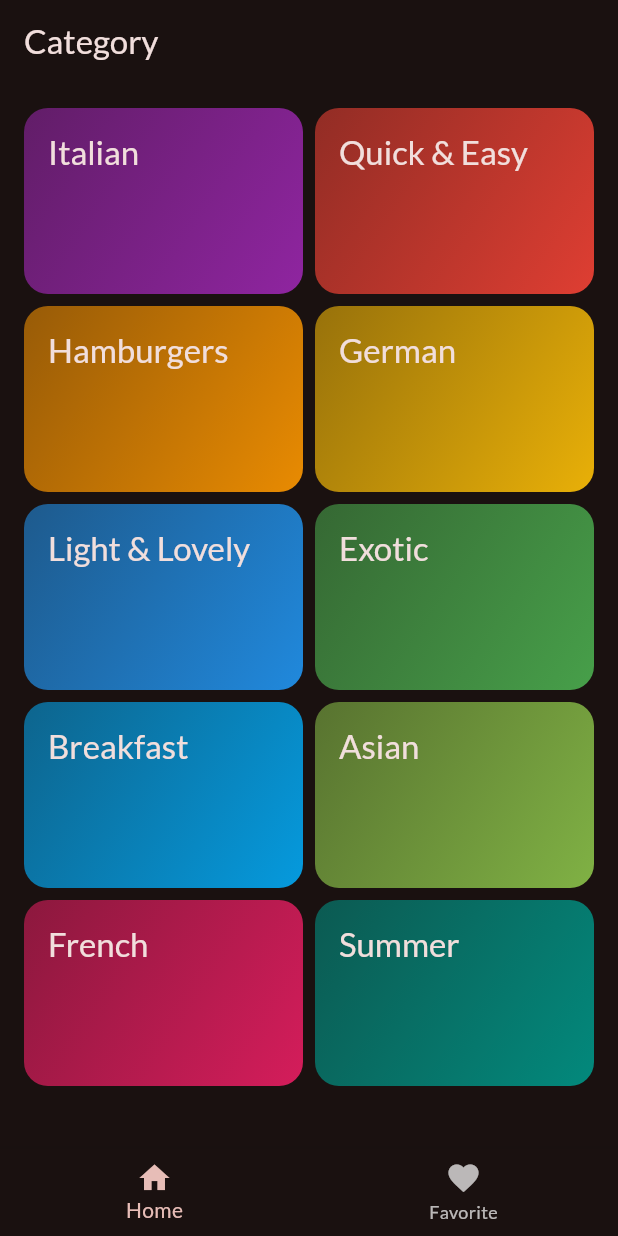
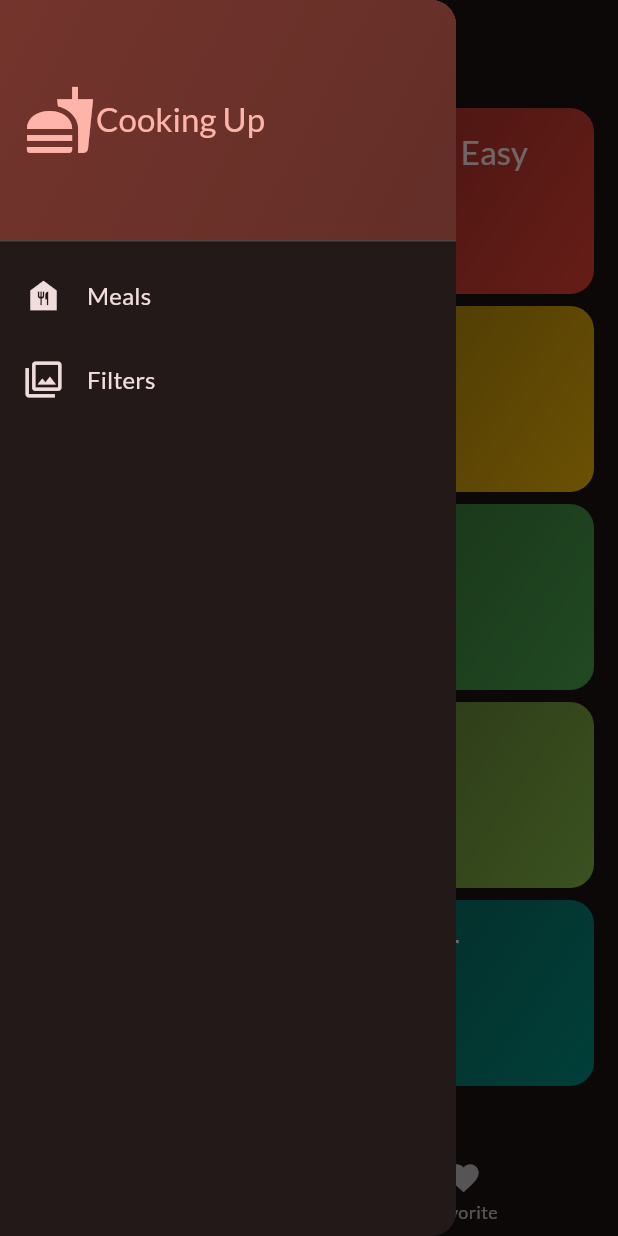
Before and after one commit to premasi/Meals-App, a Flutter app: the screen it shows after launch, with the side drawer open (before the commit the screen has no drawer), on a phone screen of 412 x 824 dp. Run offline on Flutter 3.47's test engine with Material 3 defaults, Android fonts, the phone set to English and light mode, and no system bars; our stand-ins replace google_fonts, transparent_image.

Commit message:
Show favorite meals with list and create side drawer

```diff
--- a/lib/screens/categories.dart
+++ b/lib/screens/categories.dart
@@ -3,9 +3,11 @@ import 'package:meals_app/data/dummy_data_category.dart';
 import 'package:meals_app/models/category_models.dart';
 import 'package:meals_app/screens/meals.dart';
 import 'package:meals_app/widgets/grid_category_item.dart';
+import '../models/meals_models.dart';
 
 class CategoriesScreen extends StatelessWidget {
-  const CategoriesScreen({super.key});
+  const CategoriesScreen({super.key, required this.onToggleFavorite});
+  final void Function(MealsModels meals) onToggleFavorite;
   void _selectCategory(BuildContext context, CategoryModel category) {
     final filteredMeals = dummyMeals
         .where((meals) => meals.categories.contains(category.id))
@@ -13,8 +15,11 @@ class CategoriesScreen extends StatelessWidget {
     Navigator.push(
       context,
       MaterialPageRoute(
-        builder: (ctx) =>
-            Meals(category: category.title, listMeals: filteredMeals),
+        builder: (ctx) => Meals(
+          category: category.title,
+          listMeals: filteredMeals,
+          onToggleFavorite: onToggleFavorite,
+        ),
       ),
     );
   }
--- a/lib/screens/meals.dart
+++ b/lib/screens/meals.dart
@@ -3,16 +3,24 @@ import 'package:meals_app/models/meals_models.dart';
 import 'package:meals_app/widgets/meals_item.dart';
 
 class Meals extends StatelessWidget {
-  const Meals({super.key, this.category, required this.listMeals});
+  const Meals(
+      {super.key,
+      this.category,
+      required this.listMeals,
+      required this.onToggleFavorite});
 
   final String? category;
   final List<MealsModels> listMeals;
+  final void Function(MealsModels meals) onToggleFavorite;
 
   @override
   Widget build(BuildContext context) {
     Widget content = ListView.builder(
       itemCount: listMeals.length,
-      itemBuilder: (ctx, index) => MealsItem(meals: listMeals[index]),
+      itemBuilder: (ctx, index) => MealsItem(
+        meals: listMeals[index],
+        onToggleFavorite: onToggleFavorite,
+      ),
     );
 
     if (listMeals.isEmpty) {
--- a/lib/screens/meals_details.dart
+++ b/lib/screens/meals_details.dart
@@ -2,15 +2,24 @@ import 'package:flutter/material.dart';
 import 'package:meals_app/models/meals_models.dart';
 
 class MealsDetails extends StatelessWidget {
-  const MealsDetails({super.key, required this.meals});
+  const MealsDetails(
+      {super.key, required this.meals, required this.onToggleFavorite});
 
   final MealsModels meals;
+  final void Function(MealsModels meals) onToggleFavorite;
 
   @override
   Widget build(BuildContext context) {
     return Scaffold(
       appBar: AppBar(
         title: Text(meals.title),
+        actions: [
+          IconButton(
+              onPressed: () {
+                onToggleFavorite(meals);
+              },
+              icon: Icon(Icons.favorite))
+        ],
       ),
       body: SingleChildScrollView(
         child: Column(
--- a/lib/screens/tabs.dart
+++ b/lib/screens/tabs.dart
@@ -1,6 +1,8 @@
 import 'package:flutter/material.dart';
+import 'package:meals_app/models/meals_models.dart';
 import 'package:meals_app/screens/categories.dart';
 import 'package:meals_app/screens/meals.dart';
+import 'package:meals_app/widgets/drawer.dart';
 
 class Tabs extends StatefulWidget {
   const Tabs({super.key});
@@ -14,6 +16,37 @@ class Tabs extends StatefulWidget {
 class _TabsState extends State<Tabs> {
   int _selectedPageIndex = 0;
 
+  final List<MealsModels> _favoriteMeals = [];
+
+  void _showSnackBar(String message) {
+    ScaffoldMessenger.of(context).clearSnackBars();
+    ScaffoldMessenger.of(context)
+        .showSnackBar(SnackBar(content: Text(message)));
+  }
+
+  void _toggleFavoriteMeals(MealsModels meals) {
+    final isExisting = _favoriteMeals.contains(meals);
+
+    if (isExisting) {
+      setState(() {
+        _favoriteMeals.remove(meals);
+      });
+      _showSnackBar("Meal remove from favorite");
+    } else {
+      setState(() {
+        _favoriteMeals.add(meals);
+      });
+      _showSnackBar("Added to favorite");
+    }
+  }
+
+  void _setScreen(String identifier) {
+    if (identifier == "filters") {
+    } else {
+      Navigator.of(context).pop();
+    }
+  }
+
   void _selectPage(int index) {
     setState(() {
       _selectedPageIndex = index;
@@ -22,10 +55,15 @@ class _TabsState extends State<Tabs> {
 
   @override
   Widget build(BuildContext context) {
-    Widget activePage = const CategoriesScreen();
+    Widget activePage = CategoriesScreen(
+      onToggleFavorite: _toggleFavoriteMeals,
+    );
     var activePageTitle = "Category";
     if (_selectedPageIndex == 1) {
-      activePage = Meals(listMeals: []);
+      activePage = Meals(
+        listMeals: _favoriteMeals,
+        onToggleFavorite: _toggleFavoriteMeals,
+      );
       activePageTitle = "Favorties";
     }
     return Scaffold(
@@ -33,6 +71,7 @@ class _TabsState extends State<Tabs> {
         title: Text(activePageTitle),
       ),
       body: activePage,
+      drawer: MainDrawer(onSelectScreen: _setScreen),
       bottomNavigationBar: BottomNavigationBar(
         onTap: _selectPage,
         currentIndex: _selectedPageIndex,
--- /dev/null
+++ b/lib/widgets/drawer.dart
@@ -0,0 +1,79 @@
+import 'package:flutter/material.dart';
+
+class MainDrawer extends StatelessWidget {
+  const MainDrawer({super.key, required this.onSelectScreen});
+
+  final void Function(String indetifier) onSelectScreen;
+
+  @override
+  Widget build(BuildContext context) {
+    return Drawer(
+      child: Column(
+        children: [
+          DrawerHeader(
+            padding: const EdgeInsets.all(16),
+            decoration: BoxDecoration(
+              gradient: LinearGradient(
+                colors: [
+                  Theme.of(context).colorScheme.primaryContainer,
+                  Theme.of(context)
+                      .colorScheme
+                      .primaryContainer
+                      .withOpacity(0.8),
+                ],
+                begin: Alignment.topLeft,
+                end: Alignment.bottomRight,
+              ),
+            ),
+            child: Row(
+              children: [
+                Icon(
+                  Icons.fastfood,
+                  size: 48,
+                  color: Theme.of(context).colorScheme.primary,
+                ),
+                const SizedBox(
+                  height: 8,
+                ),
+                Text(
+                  "Cooking Up",
+                  style: Theme.of(context).textTheme.titleLarge!.copyWith(
+                        color: Theme.of(context).colorScheme.primary,
+                      ),
+                )
+              ],
+            ),
+          ),
+          ListTile(
+            onTap: () {
+              onSelectScreen("meals");
+            },
+            leading: Icon(Icons.food_bank,
+                size: 26, color: Theme.of(context).colorScheme.onSurface),
+            title: Text(
+              "Meals",
+              style: Theme.of(context).textTheme.titleSmall!.copyWith(
+                    color: Theme.of(context).colorScheme.onSurface,
+                    fontSize: 16,
+                  ),
+            ),
+          ),
+          ListTile(
+            onTap: () {
+              onSelectScreen("filters");
+            },
+            leading: Icon(Icons.filter,
+                size: 26, color: Theme.of(context).colorScheme.onSurface),
+            title: Text(
+              "Filters",
+              style: Theme.of(context).textTheme.titleSmall!.copyWith(
+                    color: Theme.of(context).colorScheme.onSurface,
+                    fontSize: 16,
+                  ),
+            ),
+          )
+        ],
+      ),
+    );
+  }
+}
--- a/lib/widgets/meals_item.dart
+++ b/lib/widgets/meals_item.dart
@@ -5,8 +5,10 @@ import 'package:meals_app/widgets/meals_item_traits.dart';
 import 'package:transparent_image/transparent_image.dart';
 
 class MealsItem extends StatelessWidget {
-  const MealsItem({super.key, required this.meals});
+  const MealsItem(
+      {super.key, required this.meals, required this.onToggleFavorite});
   final MealsModels meals;
+  final void Function(MealsModels meals) onToggleFavorite;
 
   String get complexityString {
     return meals.complexity.name[0].toUpperCase() +
@@ -27,8 +29,11 @@ class MealsItem extends StatelessWidget {
       elevation: 8,
       child: InkWell(
         onTap: () {
-          Navigator.push(context,
-              MaterialPageRoute(builder: (ctx) => MealsDetails(meals: meals)));
+          Navigator.push(
+              context,
+              MaterialPageRoute(
+                  builder: (ctx) => MealsDetails(
+                      meals: meals, onToggleFavorite: onToggleFavorite)));
         },
         child: Stack(
           children: [
```
Also changed, not shown: lib/screens/filters.dart (added, +51 -0 lines).
